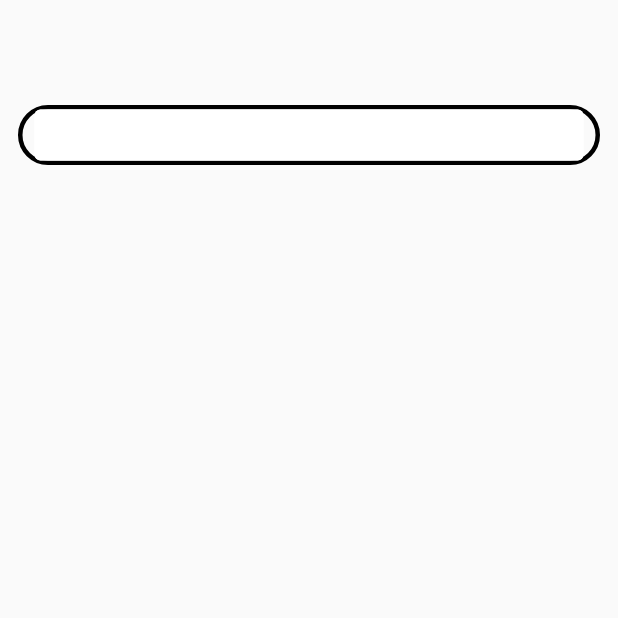
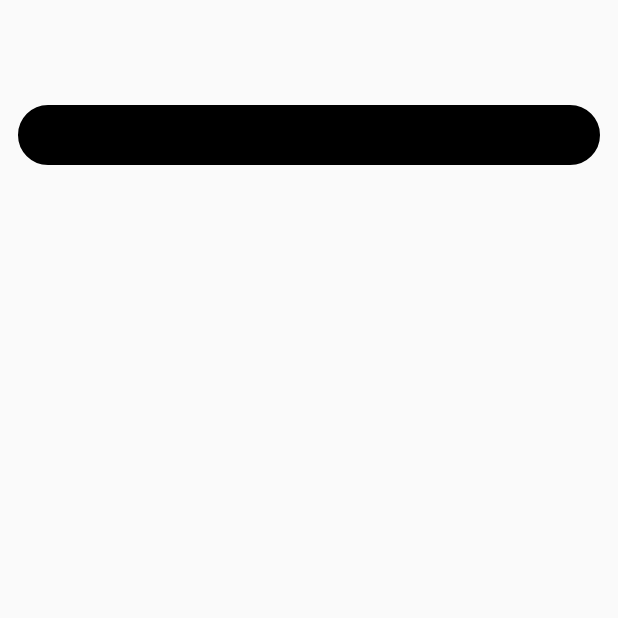
Before and after one commit to polokoio456/FlutterGithubSearch, a Flutter app: the screen it shows after launch, on a phone screen of 412 x 824 dp, the top half of it. Run offline on Flutter 3.47's test engine with Material 2 defaults, Android fonts, the phone set to English and light mode, and no system bars; our stand-ins replace dio, fluttertoast, rxdart; generated files the repository leaves out were written again.

Commit message:
adjust UI

```diff
--- a/lib/main/my_home_page.view.dart
+++ b/lib/main/my_home_page.view.dart
@@ -28,6 +28,7 @@ class MyHomePageStateWidgetBuilder {
   Widget get _keywordTextField => Container(
     margin: EdgeInsets.symmetric(horizontal: 12.0),
     decoration: BoxDecoration(
+      color: Colors.black,
       border: Border.all(width: 3.0),
       borderRadius: BorderRadius.all(Radius.circular(20.0)),
     ),
@@ -40,14 +41,14 @@ class MyHomePageStateWidgetBuilder {
       controller: state.keywordController,
       textAlign: TextAlign.start,
       textAlignVertical: TextAlignVertical.center,
-      style: TextStyle(color: Color(0xFF333333), fontSize: 20),
-      cursorColor: Colors.black,
+      style: TextStyle(color: Colors.white, fontSize: 20),
+      cursorColor: Colors.white,
       decoration: InputDecoration(
         contentPadding: EdgeInsets.all(8),
-        enabledBorder: OutlineInputBorder(borderSide: BorderSide(color: Colors.white, width: 2)),
-        focusedBorder: OutlineInputBorder(borderSide: BorderSide(color: Colors.white, width: 2)),
+        enabledBorder: OutlineInputBorder(borderSide: BorderSide(color: Colors.transparent, width: 2)),
+        focusedBorder: OutlineInputBorder(borderSide: BorderSide(color: Colors.transparent, width: 2)),
         filled: true,
-        fillColor: Colors.white,
+        fillColor: Colors.transparent,
         focusColor: Colors.white,
       ),
     ),
@@ -77,7 +78,10 @@ class MyHomePageStateWidgetBuilder {
     child: SizedBox(
         width: 24.0,
         height: 24.0,
-        child: CircularProgressIndicator(strokeWidth: 2.0)
+        child: CircularProgressIndicator(
+            strokeWidth: 2.0,
+          valueColor: AlwaysStoppedAnimation<Color>(Colors.black),
+        )
     ),
   );
 
```
